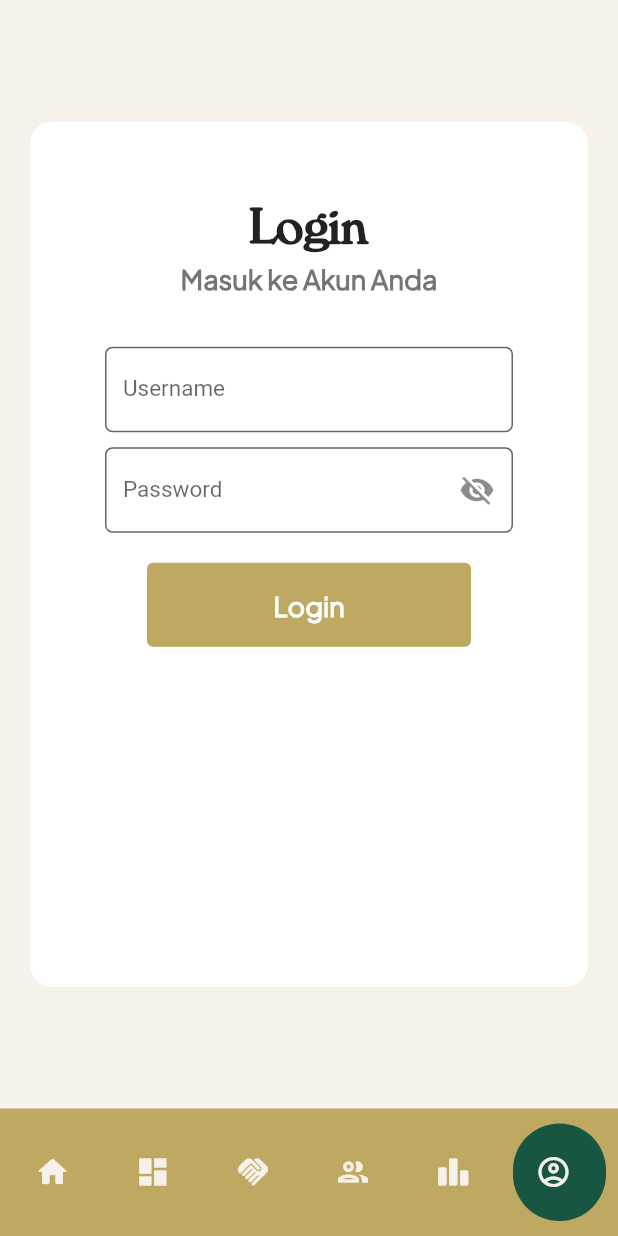
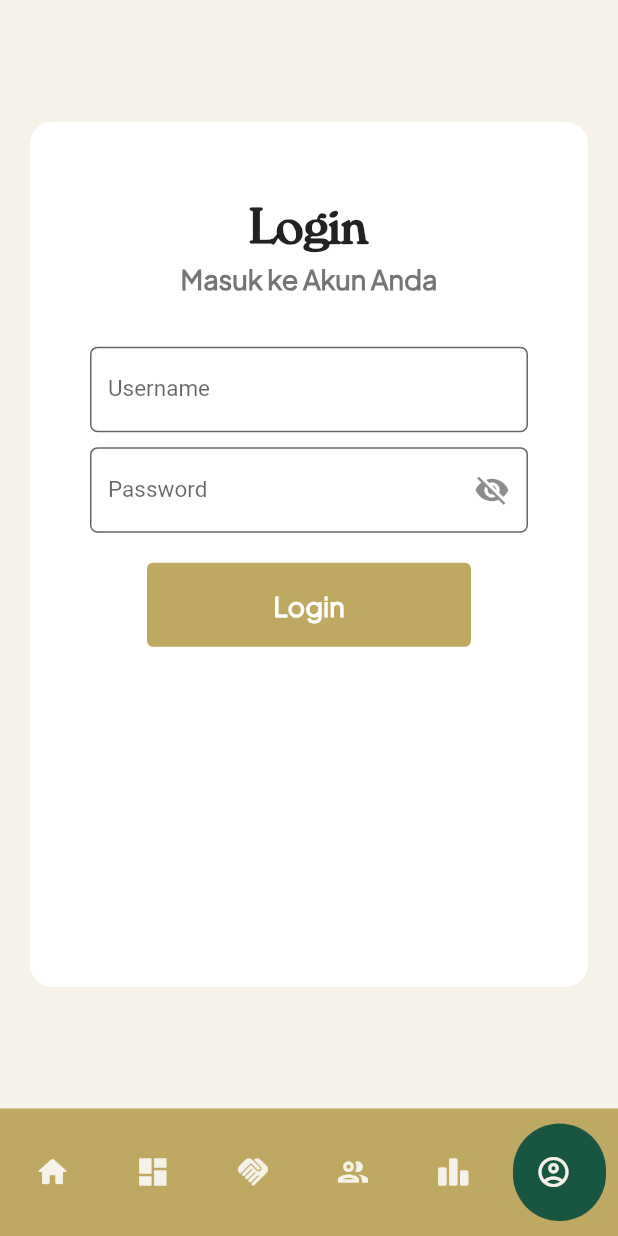
Before and after one commit to D10-PBP/Proyek-Akhir-Semester, a Flutter app: the screen it shows after launch, item 6 of the bottom bar chosen, on a phone screen of 412 x 824 dp. Run offline on Flutter 3.47's test engine with Material 2 defaults, Android fonts, the phone set to English and light mode, and no system bars; drawn by our look-alikes of google_nav_bar; missing offline and left inert: pbp_django_auth; accounts and stored records are empty; Roboto replaces fonts that are missing (PlusJakarta').

Commit message:
Change Padding for Profile page

```diff
--- a/lib/fitur_autentikasi/pages/profile.dart
+++ b/lib/fitur_autentikasi/pages/profile.dart
@@ -70,7 +70,8 @@ class ProfilePageUser extends StatelessWidget {
         children: [
           Container(
             margin: const EdgeInsets.all(20),
-            padding: const EdgeInsets.all(50.0),
+            padding:
+                const EdgeInsets.only(top: 50, bottom: 50, left: 25, right: 25),
             width: (currentWidth > 500) ? 500 : double.infinity,
             height: currentHeight * 7 / 10,
             decoration: BoxDecoration(
@@ -181,7 +182,7 @@ class ProfileLogin extends StatelessWidget {
     final currentWidth = MediaQuery.of(context).size.width;
     return Container(
       margin: const EdgeInsets.all(20),
-      padding: const EdgeInsets.all(50.0),
+      padding: const EdgeInsets.only(top: 50, bottom: 50, left: 40, right: 40),
       width: (currentWidth > 500) ? 500 : double.infinity,
       height: currentHeight * 7 / 10,
       decoration: BoxDecoration(
```
